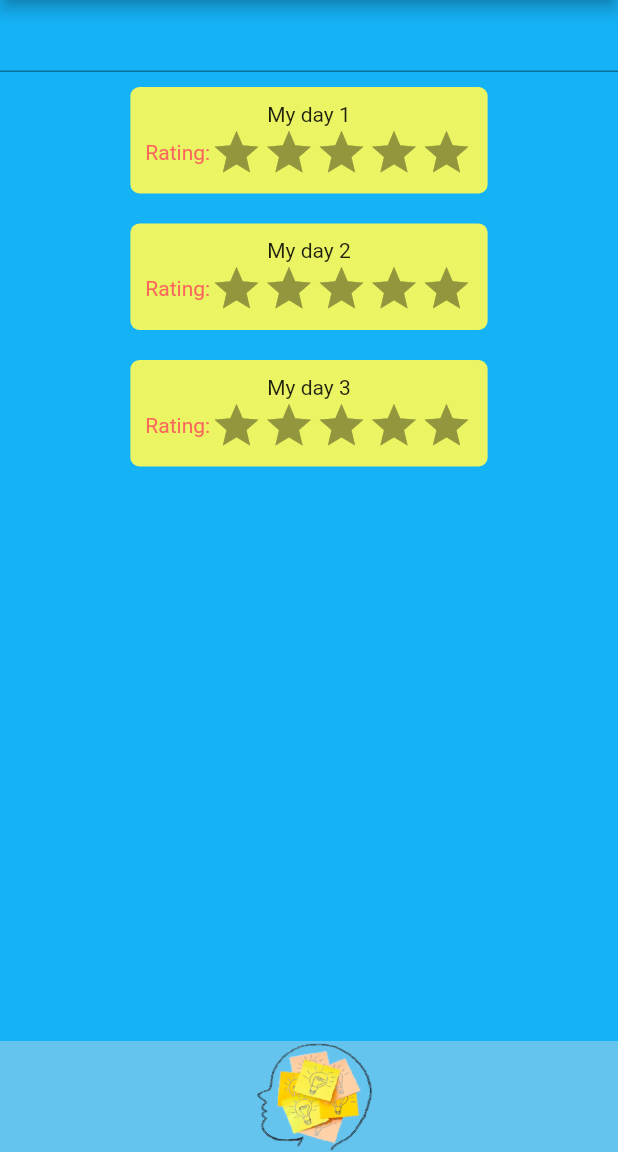
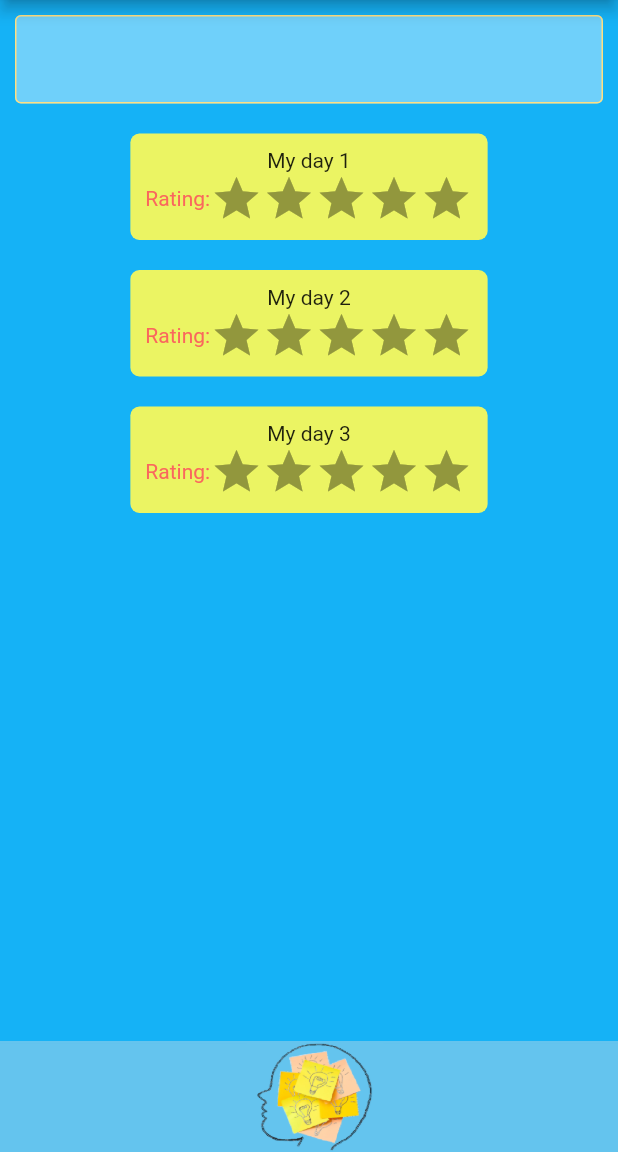
Before and after one commit to pilchsebastian88/my_days, a Flutter app: the screen it shows after launch, after a tap on "get started", on a phone screen of 412 x 824 dp, the part 84-1236 px from its top. Run offline on Flutter 3.47's test engine with Material 2 defaults, Android fonts, the phone set to English and light mode, and no system bars; drawn by our look-alikes of flutter_rating_bar; our stand-ins replace google_fonts.

Commit message:
Add decoration to TextField

```diff
--- a/lib/home/home_page.dart
+++ b/lib/home/home_page.dart
@@ -100,7 +100,7 @@ class HomePage extends StatelessWidget {
                 onPressed: () {
                   Navigator.of(context).push(
                     MaterialPageRoute(
-                      builder: (_) => const MyDaysPage(),
+                      builder: (_) => MyDaysPage(),
                     ),
                   );
                 },
--- a/lib/home/my_days/my_days_page.dart
+++ b/lib/home/my_days/my_days_page.dart
@@ -29,8 +29,24 @@ class _MyDaysPageState extends State<MyDaysPage> {
         children: [
           Column(
             children: [
-              TextField(
-                controller: widget.controller,
+              Padding(
+                padding: const EdgeInsets.all(10.0),
+                child: TextField(
+                  controller: widget.controller,
+                  decoration: InputDecoration(
+                    fillColor: Colors.white38,
+                    filled: true,
+                    enabledBorder: OutlineInputBorder(
+                      borderSide: BorderSide(
+                        color: Colors.amber.shade200,
+                        width: 1.0,
+                      ),
+                    ),
+                    focusedBorder: OutlineInputBorder(
+                      borderSide: BorderSide(color: Colors.black, width: 1.5),
+                    ),
+                  ),
+                ),
               ),
               NewDayWidget('My day 1'),
               NewDayWidget('My day 2'),
```
